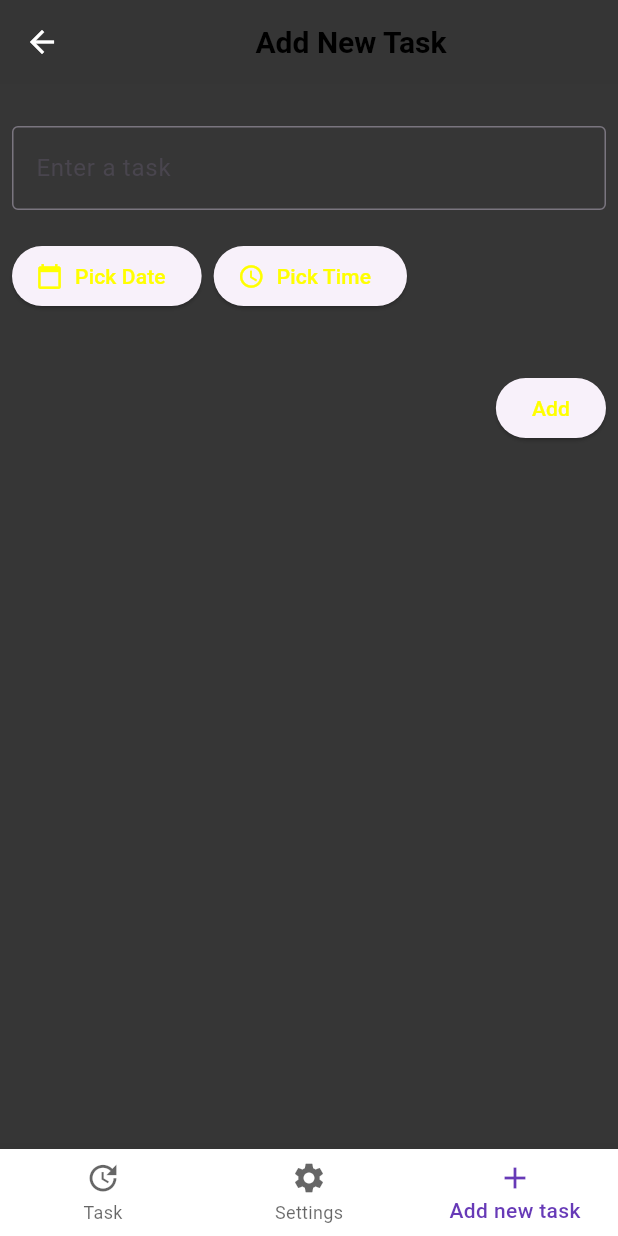
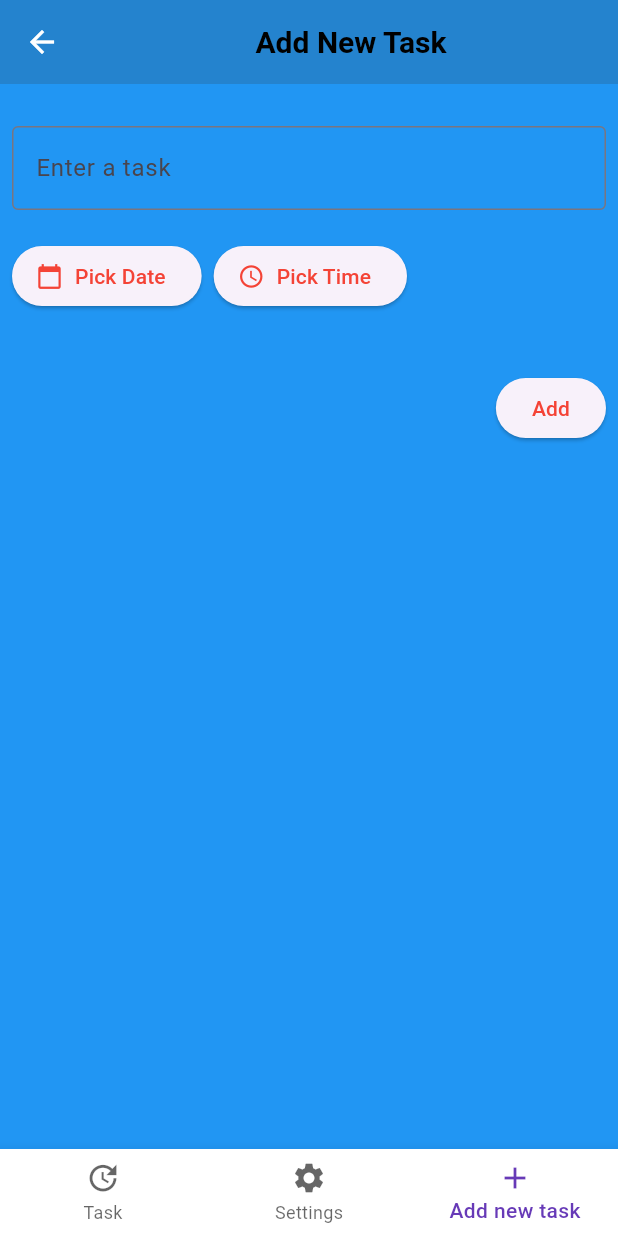
Before and after one commit to VitaliiKharlan/todo_app, a Flutter app: the AddNewTaskScreen screen opened by its route, on a phone screen of 412 x 824 dp. Run offline on Flutter 3.47's test engine with Material 3 defaults, Android fonts, the phone set to English and light mode, and no system bars; our stand-ins replace auto_route, flutter_bloc; project files that could hold a hidden picture were left out.

Commit message:
add taskDeadline

```diff
--- a/lib/features/add_new_task/bloc/add_new_task_bloc.dart
+++ b/lib/features/add_new_task/bloc/add_new_task_bloc.dart
@@ -18,7 +18,8 @@ class AddNewTaskBloc extends Bloc<AddNewTaskEvent, AddNewTaskState> {
         print('Add New Task Loaded Event');
 
         // final task = Task(title: 'Toadstool');
-        final task = Task(taskTitle: event.taskTitle);
+        final task =
+            Task(taskTitle: event.taskTitle, taskDeadline: event.taskDeadline);
         List<Task> tasks = [];
         if (state is AddNewTaskLoadedState) {
           final currentTasks = (state as AddNewTaskLoadedState).tasks;
--- a/lib/features/add_new_task/view/add_new_task_screen.dart
+++ b/lib/features/add_new_task/view/add_new_task_screen.dart
@@ -80,6 +80,7 @@ class _AddNewTaskScreenState extends State<AddNewTaskScreen> {
           ),
         ),
       ),
+      backgroundColor: Colors.blue,
       body: Column(
         children: [
           Padding(
--- a/lib/ui/theme/app_theme.dart
+++ b/lib/ui/theme/app_theme.dart
@@ -1,6 +1,7 @@
 import 'package:flutter/material.dart';
 
 const primaryColor = Colors.deepPurple;
+
 final themeData = ThemeData(
   useMaterial3: true,
   primaryColor: primaryColor,
@@ -9,7 +10,7 @@ final themeData = ThemeData(
     seedColor: primaryColor,
     surface: Colors.white,
     onSurface: Colors.black,
-    primary: Colors.yellowAccent,
+    primary: Colors.red,
     onPrimary: Colors.black,
     secondary: Colors.lightGreen,
     onSecondary: Colors.white,
```
Also changed, not shown: lib/ui/widgets/task_list_card.dart (+14 -5 lines).
